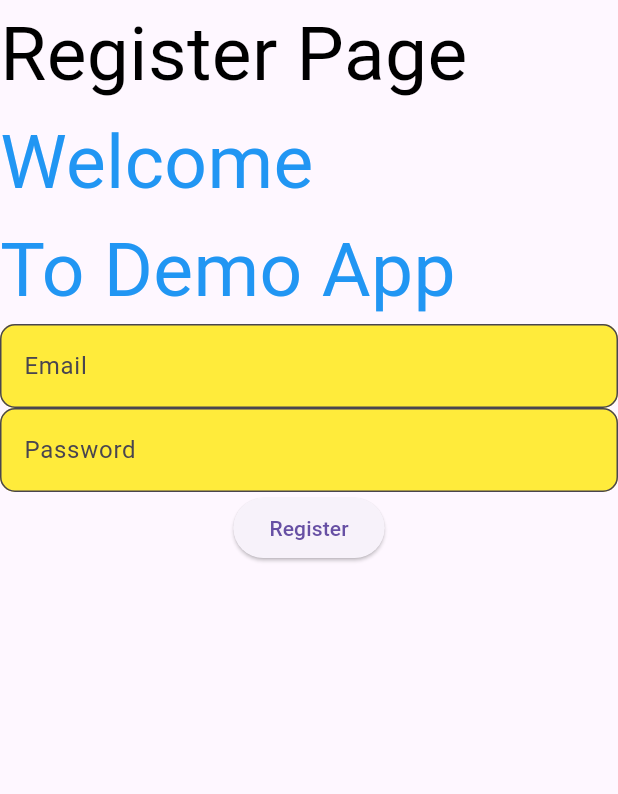
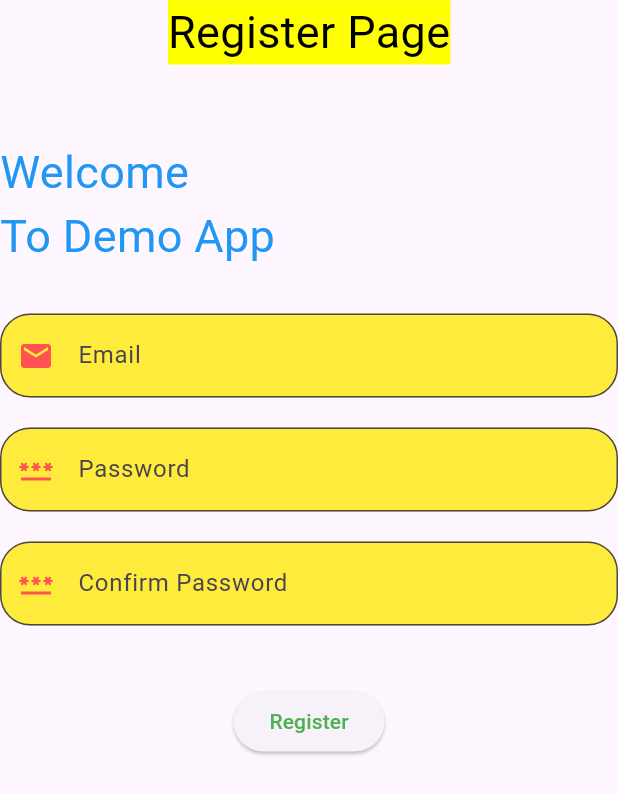
Before and after one commit to dahiyaarjun/first_project_flutter, a Flutter app: the UserRegister screen opened by its route, on a phone screen of 412 x 824 dp. Shown: the top 794 px of the screen. Run offline on Flutter 3.47's test engine with Material 3 defaults, Android fonts, the phone set to English and light mode, and no system bars.

Commit message:
modification updates

```diff
--- a/lib/register.dart
+++ b/lib/register.dart
@@ -15,42 +15,68 @@ class _UserRegisterState extends State<UserRegister> {
         // mainAxisAlignment: MainAxisAlignment.spaceBetween,
         children: [
           Row(
-            // mainAxisAlignment: MainAxisAlignment.center,
+             mainAxisAlignment: MainAxisAlignment.center,
             //crossAxisAlignment: CrossAxisAlignment.center,
             children: [
               Text('Register Page',
-                  style: TextStyle(color: Colors.black, fontSize: 50)),
+                  style: TextStyle(color: Colors.black, fontSize: 30,backgroundColor: Colors.yellowAccent)),
             ],
           ),
+          const SizedBox(height: 50,),
           Row(
             mainAxisAlignment: MainAxisAlignment.start,
             children: [
               Text('Welcome\nTo Demo App',
-                  style: TextStyle(color: Colors.blue, fontSize: 50)),
+                  style: TextStyle(color: Colors.blue, fontSize: 30)),
             ],
           ),
+            const SizedBox(height: 30),
               TextField(
                   decoration: InputDecoration(
+
                       hintText: 'Email',
+
+                      fillColor: Colors.yellow,
+                      filled: true,
+                      prefixIcon: Icon(Icons.email,color: Colors.redAccent),
+                      focusedBorder: OutlineInputBorder(
+                          borderSide: BorderSide(color: const Color.fromARGB(255, 243, 89, 33)),borderRadius: BorderRadius.circular(50)),
+                      border: OutlineInputBorder(
+                          borderRadius: BorderRadius.circular(20)))),
+                        const SizedBox(height: 20),
+              TextField(
+                obscureText: true,
+                obscuringCharacter: "*",
+                  decoration: InputDecoration(
+
+                      hintText: 'Password',
+                      prefixIcon: Icon(Icons.password,color: Colors.redAccent),
                       fillColor: Colors.yellow,
                       filled: true,
                       focusedBorder: OutlineInputBorder(
-                          borderSide: BorderSide(color: Colors.blue)),
+                          borderSide: BorderSide(color: Colors.blue),borderRadius: BorderRadius.circular(50)),
                       border: OutlineInputBorder(
-                          borderRadius: BorderRadius.circular(10)))),
-              TextField(
+                          borderRadius: BorderRadius.circular(20)))),
+
+                const SizedBox(height: 20),
+                          TextField(
+                obscureText: true,
+                obscuringCharacter: "*",
                   decoration: InputDecoration(
-                      hintText: 'Password',
+                    prefixIcon: Icon(Icons.password,color: Colors.redAccent),
+                   // suffixIcon: IconButton(icon: Icon()),
+                      hintText: 'Confirm Password',
+
                       fillColor: Colors.yellow,
                       filled: true,
                       focusedBorder: OutlineInputBorder(
-                          borderSide: BorderSide(color: Colors.blue)),
+                          borderSide: BorderSide(color: Colors.blue),borderRadius: BorderRadius.circular(50)),
                       border: OutlineInputBorder(
-                          borderRadius: BorderRadius.circular(10)))),
+                          borderRadius: BorderRadius.circular(20)))),
 
-
-              ElevatedButton(onPressed: () {}, child: Text('Register')),
-
+              const SizedBox(height: 40),
+              ElevatedButton(onPressed: () {}, child: Text('Register',style: TextStyle(color: Colors.green)),
+              )
         ],
       ),
     );
```
